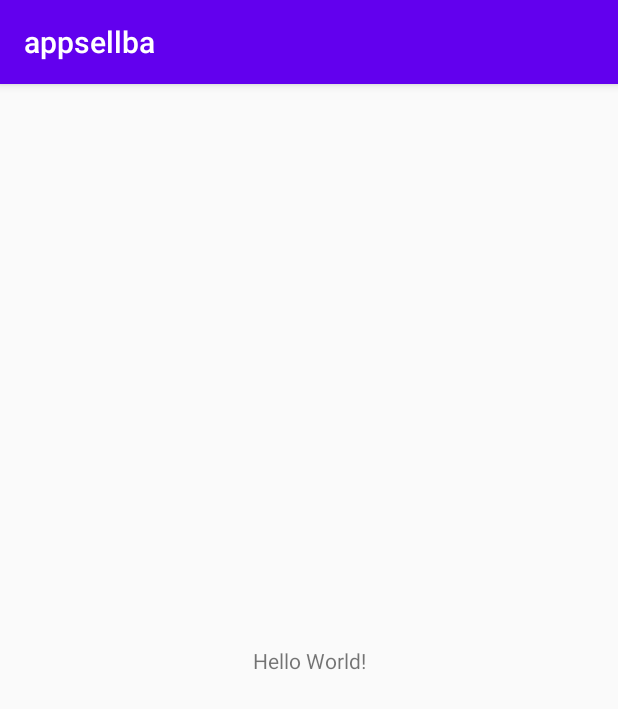
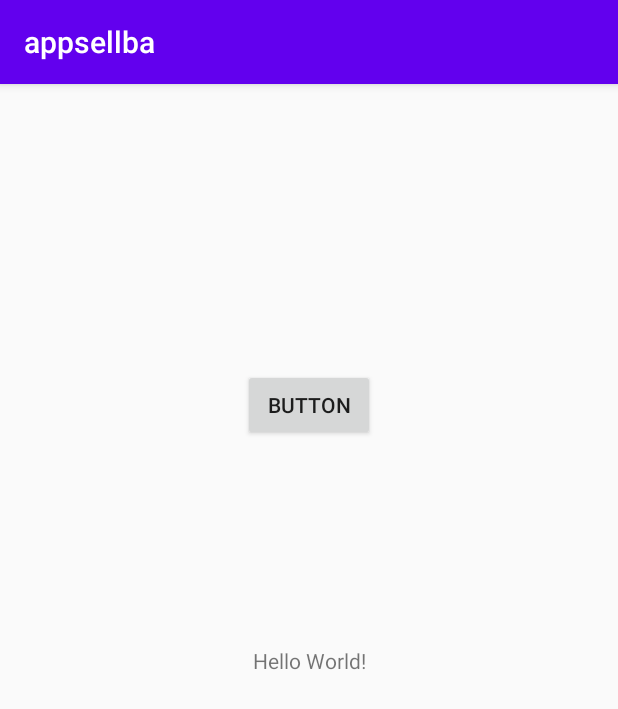
Before and after one commit to DyBiT/appsellba, an Android app: the screen it shows after launch (MainActivity), on a phone screen of 412 x 824 dp. Shown: the top 709 px of the screen. Run offline under Robolectric (Android 15) with nearby library versions, the phone set to English and light mode, and no system bars.

Commit message:
Añadimos un botón

```diff
--- a/app/src/main/res/layout/activity_main.xml
+++ b/app/src/main/res/layout/activity_main.xml
@@ -7,6 +7,7 @@
     tools:context=".MainActivity">
 
     <TextView
+        android:id="@+id/textView"
         android:layout_width="wrap_content"
         android:layout_height="wrap_content"
         android:text="Hello World!"
@@ -15,4 +16,14 @@
         app:layout_constraintRight_toRightOf="parent"
         app:layout_constraintTop_toTopOf="parent" />
 
+    <Button
+        android:id="@+id/button"
+        android:layout_width="wrap_content"
+        android:layout_height="wrap_content"
+        android:layout_marginTop="190dp"
+        android:text="Button"
+        app:layout_constraintEnd_toEndOf="parent"
+        app:layout_constraintStart_toStartOf="parent"
+        app:layout_constraintTop_toTopOf="parent" />
+
 </android.support.constraint.ConstraintLayout>
```
